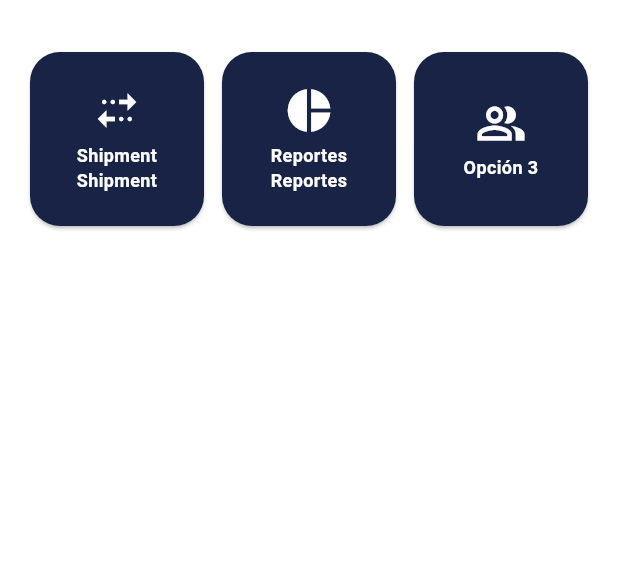
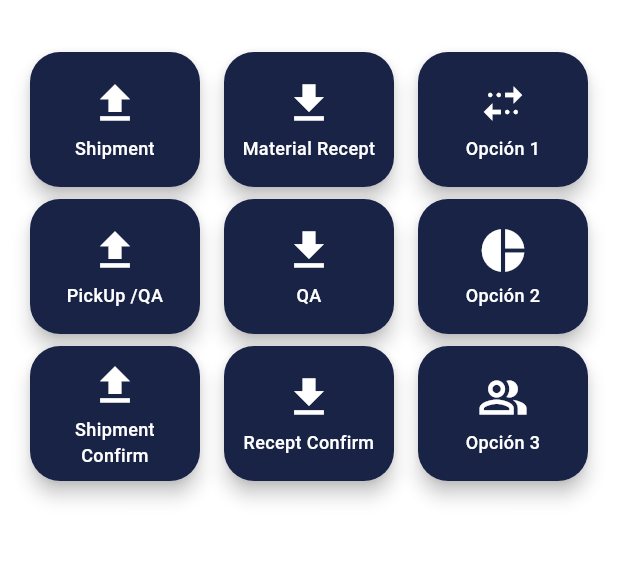
Before and after one commit to victorvelazquez/monalisa_app_001, a Flutter app: the HomeScreen screen opened by its route, on a phone screen of 412 x 824 dp, the part 62-625 px from its top. Run offline on Flutter 3.47's test engine with Material 3 defaults, Android fonts, the phone set to English and light mode, and no system bars; our stand-ins replace dio, flutter_dotenv, flutter_riverpod, formz, go_router, google_fonts and 1 more; accounts and stored records are empty; project files that could hold a hidden picture were left out.

Commit message:
feat: reorganizar opciones del menú en columnas y mejorar la presentación visual de HomeOption

```diff
--- a/lib/config/menu/menu_items.dart
+++ b/lib/config/menu/menu_items.dart
@@ -26,15 +26,55 @@ const appMenuItems = <MenuItem>[
       icon: Icons.logout_outlined),
 ];
 
-const appHomeOptionItems = <MenuItem>[
+const appHomeOptionCol1Items = <MenuItem>[
   MenuItem(
-    title: 'Shipment Shipment',
+    title: 'Shipment',
     subTitle: '',
     link: '/shipment',
+    icon: Icons.upload,
+  ),
+  MenuItem(
+    title: 'PickUp /QA',
+    subTitle: '',
+    link: '/splash',
+    icon: Icons.upload,
+  ),
+  MenuItem(
+      title: 'Shipment Confirm',
+      subTitle: '',
+      link: '/splash',
+      icon: Icons.upload),
+];
+
+const appHomeOptionCol2Items = <MenuItem>[
+  MenuItem(
+    title: 'Material Recept',
+    subTitle: '',
+    link: '/shipment',
+    icon: Icons.download,
+  ),
+  MenuItem(
+    title: 'QA',
+    subTitle: '',
+    link: '/splash',
+    icon: Icons.download,
+  ),
+  MenuItem(
+      title: 'Recept Confirm',
+      subTitle: '',
+      link: '/splash',
+      icon: Icons.download),
+];
+
+const appHomeOptionCol3Items = <MenuItem>[
+  MenuItem(
+    title: 'Opción 1',
+    subTitle: '',
+    link: '/splash',
     icon: Icons.multiple_stop_outlined,
   ),
   MenuItem(
-    title: 'Reportes Reportes',
+    title: 'Opción 2',
     subTitle: '',
     link: '/splash',
     icon: Icons.pie_chart,
--- a/lib/features/home/presentation/screens/home_screen.dart
+++ b/lib/features/home/presentation/screens/home_screen.dart
@@ -19,15 +19,13 @@ class HomeScreen extends StatelessWidget {
       ),
       body: Padding(
         padding: const EdgeInsets.fromLTRB(16, 16, 16, 16),
-        child: GridView.builder(
-          gridDelegate: const SliverGridDelegateWithFixedCrossAxisCount(
-            crossAxisCount: 3,
-            crossAxisSpacing: 4,
-            mainAxisSpacing: 4,
-          ),
-          itemCount: appHomeOptionItems.length,
+        child: Row(
+          children: [
+            Expanded(
+              child: ListView.builder(
+                itemCount: appHomeOptionCol1Items.length,
                 itemBuilder: (context, index) {
-            final menuHomeOption = appHomeOptionItems[index];
+                  final menuHomeOption = appHomeOptionCol1Items[index];
                   return HomeOption(
                     title: menuHomeOption.title,
                     icon: menuHomeOption.icon,
@@ -38,6 +36,41 @@ class HomeScreen extends StatelessWidget {
                 },
               ),
             ),
+            SizedBox(width: 8),
+            Expanded(
+              child: ListView.builder(
+                itemCount: appHomeOptionCol2Items.length,
+                itemBuilder: (context, index) {
+                  final menuHomeOption = appHomeOptionCol2Items[index];
+                  return HomeOption(
+                    title: menuHomeOption.title,
+                    icon: menuHomeOption.icon,
+                    onTap: () {
+                      context.push(menuHomeOption.link);
+                    },
+                  );
+                },
+              ),
+            ),
+            SizedBox(width: 8),
+            Expanded(
+              child: ListView.builder(
+                itemCount: appHomeOptionCol3Items.length,
+                itemBuilder: (context, index) {
+                  final menuHomeOption = appHomeOptionCol3Items[index];
+                  return HomeOption(
+                    title: menuHomeOption.title,
+                    icon: menuHomeOption.icon,
+                    onTap: () {
+                      context.push(menuHomeOption.link);
+                    },
+                  );
+                },
+              ),
+            ),
+          ],
+        ),
+      ),
     );
   }
 }
--- a/lib/features/home/presentation/widgets/home_option.dart
+++ b/lib/features/home/presentation/widgets/home_option.dart
@@ -19,22 +19,27 @@ class HomeOption extends StatelessWidget {
     return GestureDetector(
       onTap: onTap,
       child: Card(
-        // elevation: 5,
+        elevation: 5,
         shape: RoundedRectangleBorder(borderRadius: BorderRadius.circular(themeBorderRadius)),
         child: Container(
+          width: 90,
+          height: 90,
           padding: const EdgeInsets.all(8),
           decoration: BoxDecoration(
             borderRadius: BorderRadius.circular(themeBorderRadius),
             color: themeColorPrimary,
+            // color: themeColorPrimaryLight,
           ),
           child: Column(
             mainAxisAlignment: MainAxisAlignment.center,
             children: [
               Icon(icon, size: 34, color: Colors.white),
+              // Icon(icon, size: 34, color: themeColorPrimary),
               const SizedBox(height: 4),
               Text(
                 title,
-                style: TextStyle(fontSize: themeFontSizeSmall, color: Colors.white, fontWeight: FontWeight.bold),
+                style: TextStyle(fontSize: themeFontSizeSmall, color: Colors.white, fontWeight: FontWeight.w500),
+                // style: TextStyle(fontSize: themeFontSizeSmall, color: themeColorPrimary, fontWeight: FontWeight.w500),
                 textAlign: TextAlign.center,
               ),
             ],
```
Lines whose indentation alone changed are shown as unchanged.
